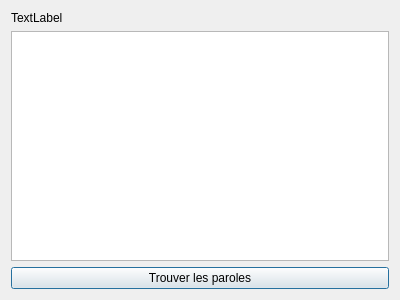
Qt form mainwindow.ui (Ant-One/SpotifyLyricsGetter) before a commit.
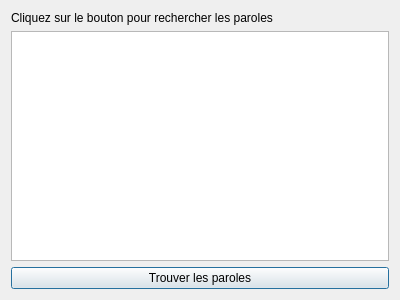
The same form after that commit.

```diff
--- a/mainwindow.ui
+++ b/mainwindow.ui
@@ -17,7 +17,7 @@
    <item>
     <widget class="QLabel" name="label">
      <property name="text">
-      <string>TextLabel</string>
+      <string>Cliquez sur le bouton pour rechercher les paroles</string>
      </property>
     </widget>
    </item>
```
Left out of the diff: 2 changed lines with no effect on the pictures.
